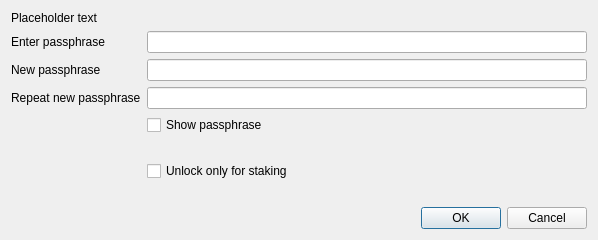
Qt form src/qt/forms/askpassphrasedialog.ui (Ankh-Trust/electrum-core) before a commit.
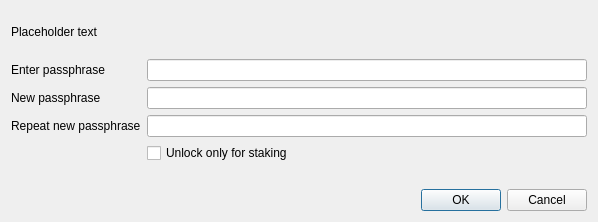
The same form after that commit.

The edit to the form file:
```diff
--- a/src/qt/forms/askpassphrasedialog.ui
+++ b/src/qt/forms/askpassphrasedialog.ui
@@ -25,6 +25,9 @@
   <property name="windowTitle">
    <string>Passphrase Dialog</string>
   </property>
+  <property name="styleSheet">
+   <string notr="true"/>
+  </property>
   <layout class="QVBoxLayout" name="verticalLayout">
    <property name="sizeConstraint">
     <enum>QLayout::SetMinimumSize</enum>
@@ -50,56 +53,49 @@
      <property name="fieldGrowthPolicy">
       <enum>QFormLayout::AllNonFixedFieldsGrow</enum>
      </property>
-     <item row="0" column="0">
+     <item row="1" column="0">
       <widget class="QLabel" name="passLabel1">
        <property name="text">
         <string>Enter passphrase</string>
        </property>
       </widget>
      </item>
-     <item row="0" column="1">
+     <item row="1" column="1">
       <widget class="QLineEdit" name="passEdit1">
        <property name="echoMode">
         <enum>QLineEdit::Password</enum>
        </property>
       </widget>
      </item>
-     <item row="1" column="0">
+     <item row="2" column="0">
       <widget class="QLabel" name="passLabel2">
        <property name="text">
         <string>New passphrase</string>
        </property>
       </widget>
      </item>
-     <item row="1" column="1">
+     <item row="2" column="1">
       <widget class="QLineEdit" name="passEdit2">
        <property name="echoMode">
         <enum>QLineEdit::Password</enum>
        </property>
       </widget>
      </item>
-     <item row="2" column="0">
+     <item row="3" column="0">
       <widget class="QLabel" name="passLabel3">
        <property name="text">
         <string>Repeat new passphrase</string>
        </property>
       </widget>
      </item>
-     <item row="2" column="1">
-      <widget class="QLineEdit" name="passEdit3">
-       <property name="echoMode">
-        <enum>QLineEdit::Password</enum>
-       </property>
-      </widget>
-     </item>
      <item row="3" column="1">
-      <widget class="QCheckBox" name="toggleShowPasswordButton">
-       <property name="text">
-        <string>Show passphrase</string>
+      <widget class="QLineEdit" name="passEdit3">
+       <property name="echoMode">
+        <enum>QLineEdit::Password</enum>
        </property>
       </widget>
      </item>
-     <item row="4" column="1">
+     <item row="5" column="1">
       <widget class="QLabel" name="capsLabel">
        <property name="font">
         <font>
@@ -115,7 +111,7 @@
        </property>
       </widget>
      </item>
-     <item row="5" column="1">
+     <item row="4" column="1">
       <widget class="QCheckBox" name="stakingCheckBox">
        <property name="text">
         <string>Unlock only for staking</string>
@@ -127,15 +123,11 @@
      </item>
     </layout>
    </item>
-   <item>
-    <widget class="QLabel" name="statuslabel">
-     <property name="text">
-      <string/>
-     </property>
-    </widget>
-   </item>
    <item>
     <widget class="QDialogButtonBox" name="buttonBox">
+     <property name="styleSheet">
+      <string notr="true"/>
+     </property>
      <property name="orientation">
       <enum>Qt::Horizontal</enum>
      </property>
```
